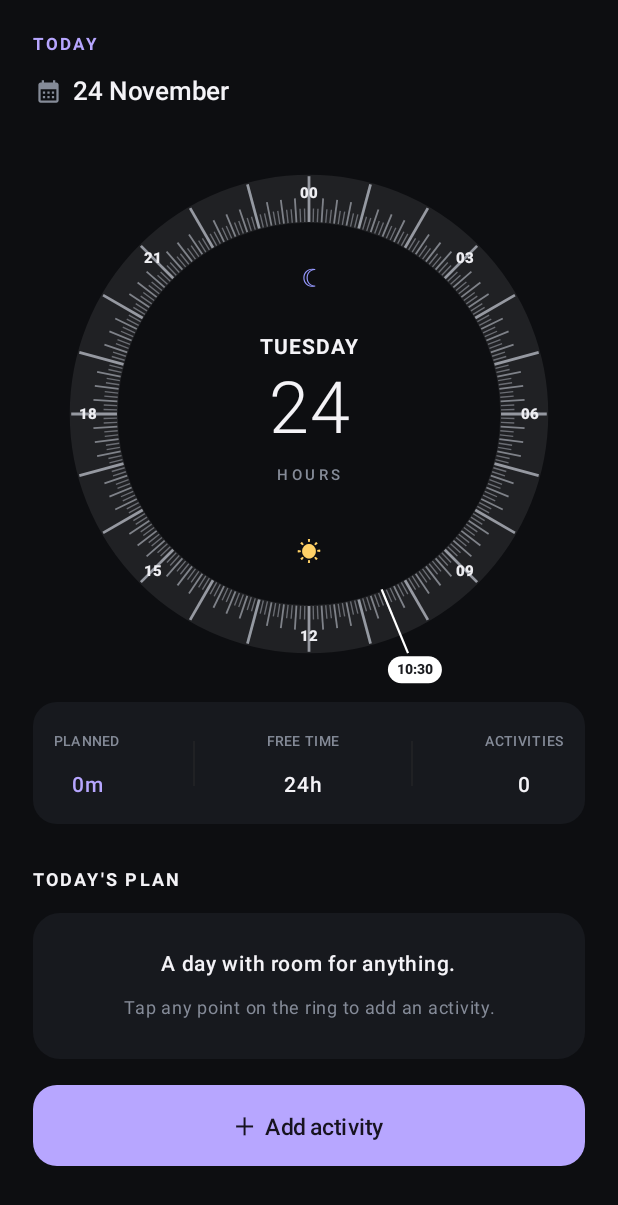
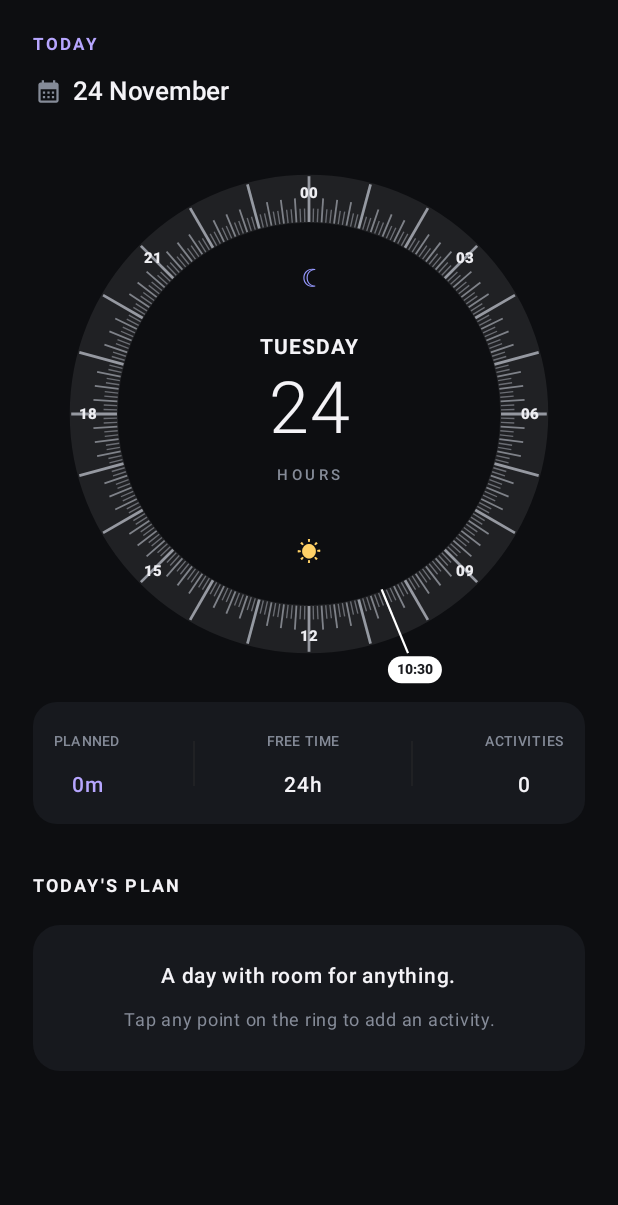
Before and after one commit to ahmdrb/24-hours, an Android app built with Jetpack Compose: the screen it shows after launch (MainActivity), on a phone screen of 412 x 824 dp. Shown: the top 1205 px of the screen. Run offline under Robolectric (Android 15) with nearby library versions, the phone set to English and light mode, and no system bars.

Commit message:
Use plan heading as add activity action

```diff
--- a/app/build.gradle.kts
+++ b/app/build.gradle.kts
@@ -11,8 +11,8 @@ android {
         applicationId = "com.twentyfourhours.app"
         minSdk = 26
         targetSdk = 36
-        versionCode = 9
-        versionName = "0.9.0"
+        versionCode = 10
+        versionName = "0.10.0"
     }
 
     buildFeatures {
--- a/app/src/main/java/com/twentyfourhours/app/MainActivity.kt
+++ b/app/src/main/java/com/twentyfourhours/app/MainActivity.kt
@@ -147,6 +147,15 @@ private fun PlannerApp() {
         editorOpen = true
     }
 
+    fun addActivity() {
+        // Always open a fresh activity editor, never edit an existing block.
+        val start = nextFreeMinute(activities)
+        selected = null
+        suggestedStart = start
+        suggestedEnd = min(start + 60, 1440)
+        editorOpen = true
+    }
+
     fun persistUpdatedActivities(updated: List<ActivityBlock>) {
         activities.clear()
         activities.addAll(updated)
@@ -281,7 +290,14 @@ private fun PlannerApp() {
                 }
 
                 Spacer(Modifier.height(25.dp))
-                Row(Modifier.fillMaxWidth(), horizontalArrangement = Arrangement.SpaceBetween, verticalAlignment = Alignment.CenterVertically) {
+                Row(
+                    Modifier.fillMaxWidth()
+                        .clip(RoundedCornerShape(8.dp))
+                        .clickable { addActivity() }
+                        .padding(vertical = 4.dp),
+                    horizontalArrangement = Arrangement.SpaceBetween,
+                    verticalAlignment = Alignment.CenterVertically,
+                ) {
                     Text(planHeading, color = TextPrimary, fontSize = 12.sp, fontWeight = FontWeight.Bold, letterSpacing = 1.5.sp)
                 }
                 Spacer(Modifier.height(10.dp))
@@ -303,15 +319,6 @@ private fun PlannerApp() {
                     }
                 }
 
-                Spacer(Modifier.height(17.dp))
-                Button(
-                    onClick = { editAt(nextFreeMinute(activities)) },
-                    modifier = Modifier.fillMaxWidth().height(54.dp),
-                    shape = RoundedCornerShape(16.dp),
-                    colors = ButtonDefaults.buttonColors(containerColor = Accent),
-                ) {
-                    Text("＋  Add activity", color = Color(0xFF17131F), fontWeight = FontWeight.SemiBold, fontSize = 15.sp)
-                }
                 Spacer(Modifier.height(10.dp))
             }
         }
```
